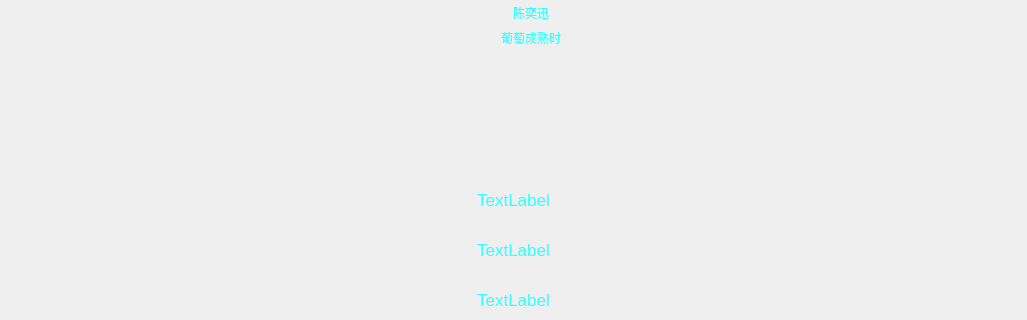
YNXC-ljw/MyProject, file MiniMusic/lrcpage.ui: the form before one commit; both pictures show x 0 to 1027 and y 0 to 320 of the 1027 by 680 pixel window.
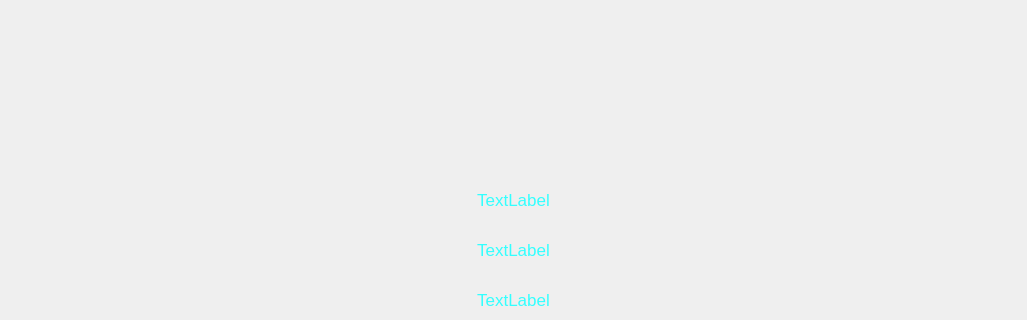
The form after the commit. Icons and pictures are not drawn.

```diff
--- a/MiniMusic/lrcpage.ui
+++ b/MiniMusic/lrcpage.ui
@@ -139,7 +139,7 @@
                <string notr="true"/>
               </property>
               <property name="text">
-               <string>陈奕迅</string>
+               <string/>
               </property>
               <property name="alignment">
                <set>Qt::AlignCenter</set>
@@ -152,7 +152,7 @@
                <string notr="true"/>
               </property>
               <property name="text">
-               <string>葡萄成熟时</string>
+               <string/>
               </property>
               <property name="alignment">
                <set>Qt::AlignCenter</set>
```
